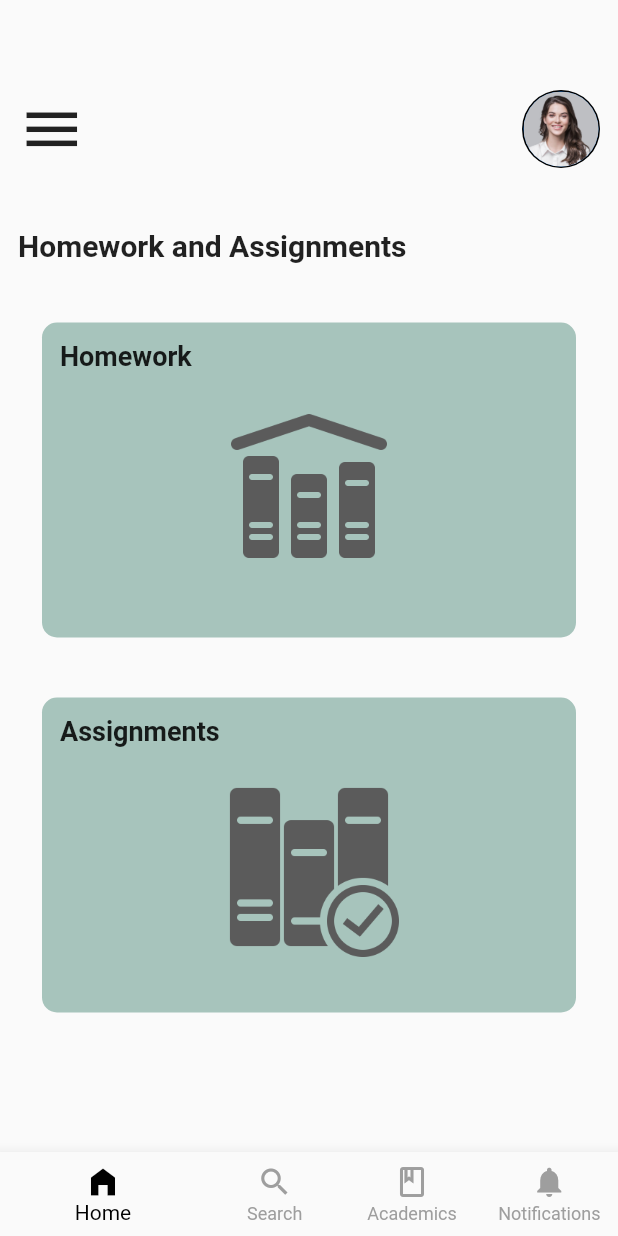
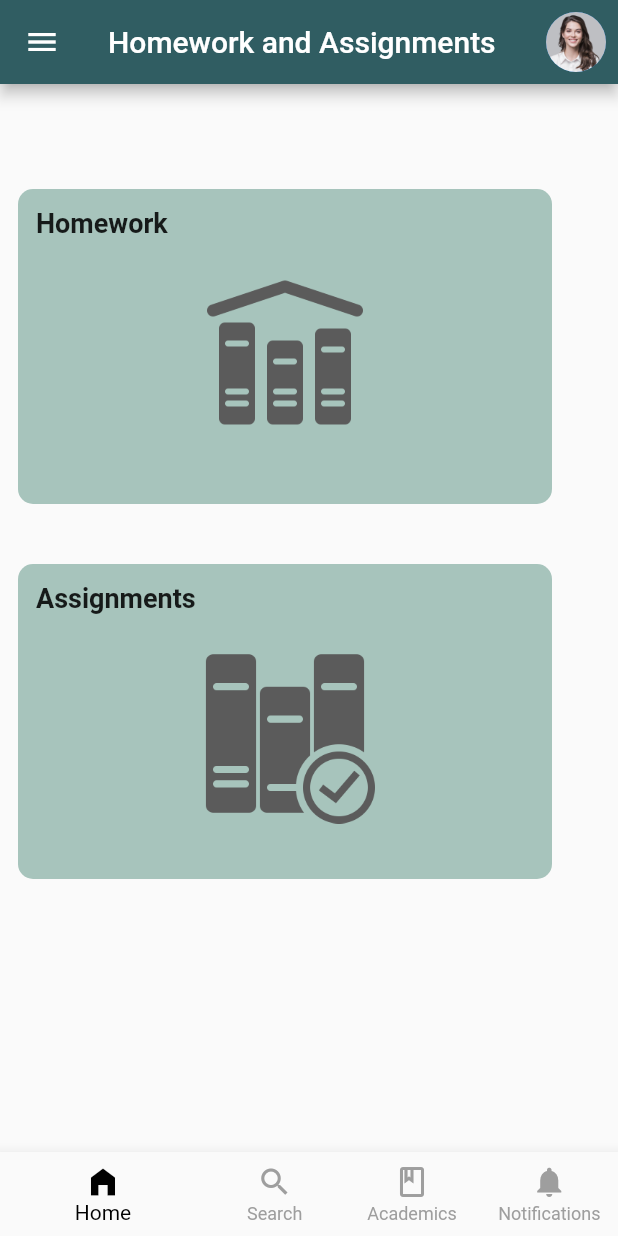
Before and after one commit to sarasiyashodha/Pareteach_App, a Flutter app: the HomeworkAndAssignments screen opened by its route, on a phone screen of 412 x 824 dp. Run offline on Flutter 3.47's test engine with Material 2 defaults, Android fonts, the light colour scheme and no system bars; our stand-ins replace table_calendar.

Commit message:
Edited homework & Assignments, notification screen

```diff
--- a/lib/Components/top_bar.dart
+++ /dev/null
@@ -1,29 +0,0 @@
-import 'package:flutter/material.dart';
-
-class TopBar extends StatelessWidget {
-  const TopBar({
-    super.key,
-  });
-
-  @override
-  Widget build(BuildContext context) {
-    return const Row(
-        mainAxisAlignment: MainAxisAlignment.spaceBetween,
-        children: [
-          Icon(
-            Icons.menu,
-            size: 45.0,
-          ),
-          CircleAvatar(
-            radius: 26.0,
-            backgroundColor: Colors.black,
-            child: CircleAvatar(
-              backgroundImage: AssetImage('Images/parentProfile.jpg',),
-              radius: 25.0,
-            ),
-          ),
-        ],
-      );
-
-  }
-}
--- a/lib/Screens/Homework&Assignments/homework_&_assignments.dart
+++ b/lib/Screens/Homework&Assignments/homework_&_assignments.dart
@@ -1,5 +1,5 @@
 import 'package:flutter/material.dart';
-import '../../Components/top_bar.dart';
+import '../../Components/nav_bar.dart';
 import '../../constants.dart';
 
 class HomeworkAndAssignments extends StatelessWidget {
@@ -8,25 +8,26 @@ class HomeworkAndAssignments extends StatelessWidget {
   @override
   Widget build(BuildContext context) {
     return Scaffold(
+      drawer: NavBar(),
+      appBar: AppBar(
+        backgroundColor: Color(0xFF305D62),
+        title: Text("Homework and Assignments"),
+        actions: [
+          Padding(
+            padding: const EdgeInsets.all(8.0),
+            child: CircleAvatar(
+              backgroundImage: AssetImage("Images/parentProfile.jpg"),
+            ),
+          ),
+        ],
+      ),
       body: Padding(
-        padding: const EdgeInsets.only(left: 12.0, right: 12.0),
+        padding: const EdgeInsets.only(left: 12.0, right: 12.0, top: 60.0),
         child: Column(
           children: [
-            const SizedBox(
-              height: 60.0,
-            ),
-            const TopBar(),
-            const SizedBox(
-              height: 40.0,
-            ),
-            const Align(
-              alignment: Alignment.topLeft,
-                child: Text('Homework and Assignments',
-                  style: ktitleTextStyle
-                  ),
-            ),
-            const SizedBox(
-              height: 40.0,
+
+            SizedBox(
+              height: 10.0,
             ),
             GestureDetector(
               onTap: () {
@@ -37,7 +38,8 @@ class HomeworkAndAssignments extends StatelessWidget {
                 width: 356.0,
                 decoration: const BoxDecoration(
                   color: Color(0XFFA7C4BC),
-                  borderRadius: BorderRadius.all(Radius.circular(10.0),
+                  borderRadius: BorderRadius.all(
+                    Radius.circular(10.0),
                   ),
                 ),
                 child: const Padding(
@@ -46,20 +48,25 @@ class HomeworkAndAssignments extends StatelessWidget {
                     children: [
                       Align(
                         alignment: Alignment.topLeft,
-                          child: Text('Homework',
-                            style: ksubTitleTextStyle,
-                          ),
+                        child: Text(
+                          'Homework', // Updated notification text
+                          style: ksubTitleTextStyle,
+                        ),
                       ),
                       SizedBox(
                         height: 20.0,
                       ),
-                      Image(image: AssetImage('Images/homework.png'), height: 120.0, width: 120.0,),
+                      Image(
+                        image: AssetImage('Images/homework.png'),
+                        height: 120.0,
+                        width: 120.0,
+                      ),
                     ],
                   ),
                 ),
               ),
             ),
-            const SizedBox(
+            SizedBox(
               height: 40.0,
             ),
             GestureDetector(
@@ -71,7 +78,8 @@ class HomeworkAndAssignments extends StatelessWidget {
                 width: 356.0,
                 decoration: const BoxDecoration(
                   color: Color(0XFFA7C4BC),
-                  borderRadius: BorderRadius.all(Radius.circular(10.0),
+                  borderRadius: BorderRadius.all(
+                    Radius.circular(10.0),
                   ),
                 ),
                 child: const Padding(
@@ -80,22 +88,24 @@ class HomeworkAndAssignments extends StatelessWidget {
                     children: [
                       Align(
                         alignment: Alignment.topLeft,
-                          child: Text('Assignments',
-                            style: TextStyle(fontSize: 18.0, fontWeight: FontWeight.w600),
-                          ),
-
+                        child: Text(
+                          'Assignments', // Updated notification text
+                          style: TextStyle(fontSize: 18.0, fontWeight: FontWeight.w600),
+                        ),
                       ),
                       SizedBox(
                         height: 20.0,
                       ),
-                      Image(image: AssetImage('Images/assignments.png'), height: 120.0, width: 120.0,),
+                      Image(
+                        image: AssetImage('Images/assignments.png'),
+                        height: 120.0,
+                        width: 120.0,
+                      ),
                     ],
                   ),
                 ),
               ),
             ),
-
-
           ],
         ),
       ),
@@ -111,8 +121,6 @@ class HomeworkAndAssignments extends StatelessWidget {
           BottomNavigationBarItem(icon: Icon(Icons.notifications), label: "Notifications",),
         ],
       ),
-
-
     );
   }
 }
--- a/lib/Screens/notifications.dart
+++ b/lib/Screens/notifications.dart
@@ -16,6 +16,14 @@ class _NotificationsState extends State<Notifications> {
       appBar: AppBar(
         backgroundColor: Color(0xFF305D62),
         title: Text("Notifications"),
+        actions: [
+          Padding(
+            padding: const EdgeInsets.all(8.0),
+            child: CircleAvatar(
+              backgroundImage: AssetImage("Images/parentProfile.jpg"),
+            ),
+          ),
+        ],
       ),
       body: Center(
         child: Column(
@@ -45,7 +53,7 @@ class NotificationBox extends StatelessWidget {
         ),
       ),
       child: Padding(
-        padding: const EdgeInsets.only(top: 10, left: 10), // Added padding
+        padding: const EdgeInsets.only(top: 10, left: 10),
         child: Text(
           "Notification",
           style: TextStyle(
```
